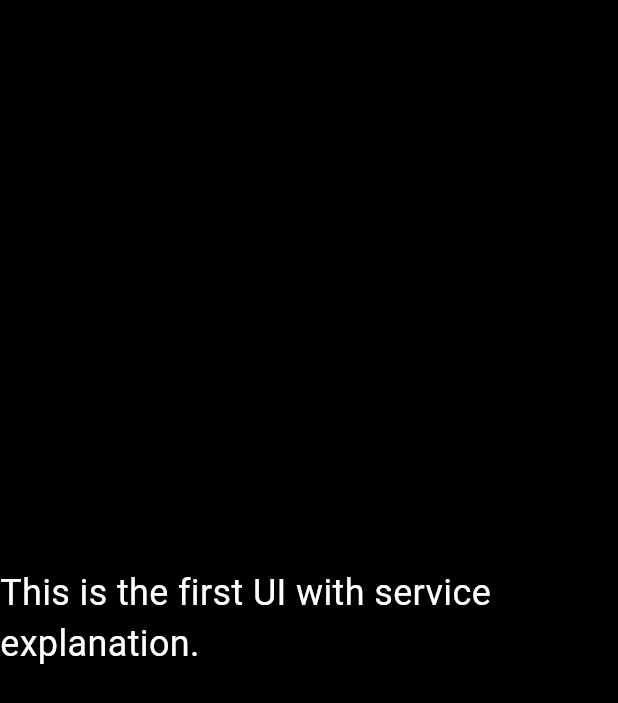
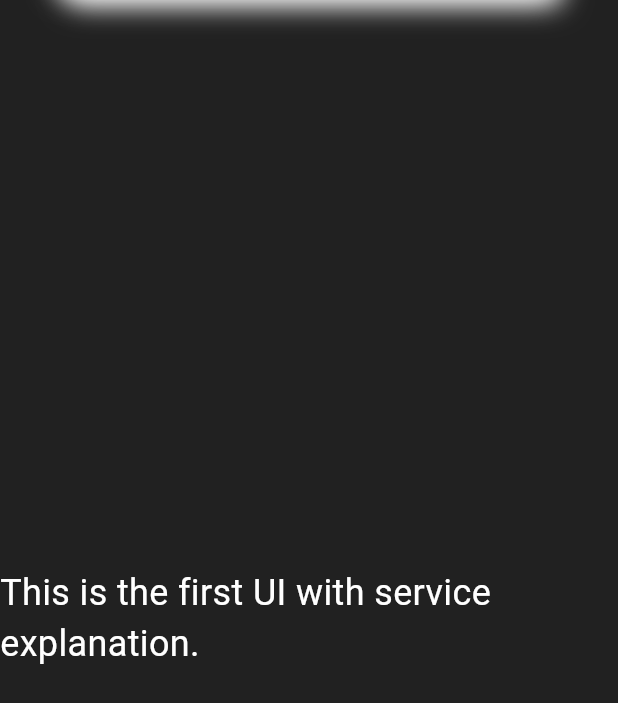
Before and after one commit to hojungcho/SoundMap, a Flutter app: the DesktopBody screen opened directly, scrolled down 380 dp, on a phone screen of 412 x 824 dp. Shown: the top 703 px of the screen. Run offline on Flutter 3.47's test engine with Material 3 defaults, Android fonts, the phone set to English and light mode, and no system bars; our stand-ins replace youtube_player_flutter.

Commit message:
design changed: soundmap box

```diff
--- a/sound_map/lib/components/feature_buttons.dart
+++ b/sound_map/lib/components/feature_buttons.dart
@@ -18,7 +18,7 @@ class _FeatureSelectorState extends State<FeatureButtons> {
     return SizedBox(
       width: MediaQuery.of(context).size.width * 0.4,
       child: Padding(
-        padding: const EdgeInsets.only(top:20.0, left: 20.0, right: 20.0),
+        padding: const EdgeInsets.only(top:30.0, left: 20.0, right: 20.0),
         child: Row(
           mainAxisAlignment: MainAxisAlignment.center,
           children: [
--- a/sound_map/lib/components/recommendation_tile.dart
+++ b/sound_map/lib/components/recommendation_tile.dart
@@ -35,7 +35,7 @@ class _VideoListState extends State<VideoList> {
   @override
   Widget build(BuildContext context) {
     return Padding(
-      padding: const EdgeInsets.all(20.0),
+      padding: const EdgeInsets.all(30.0),
       child: SizedBox(
         width:  MediaQuery.of(context).size.width * 0.4,
 
--- a/sound_map/lib/responsive/desktop_body.dart
+++ b/sound_map/lib/responsive/desktop_body.dart
@@ -28,7 +28,7 @@ class _DesktopBodyState extends State<DesktopBody> {
   @override
   Widget build(BuildContext context) {
     return Scaffold(
-      backgroundColor: Colors.black,
+      backgroundColor: Colors.grey.shade900,
       body: SingleChildScrollView(
         child: Column(
           children: [
@@ -38,15 +38,28 @@ class _DesktopBodyState extends State<DesktopBody> {
 
             // Container: sound map & searchbar
             Padding(
-              padding: const EdgeInsets.symmetric(horizontal: 20.0),
+              padding: const EdgeInsets.symmetric(horizontal: 40.0),
               child: Container(
                 height: 350,
                 width: MediaQuery.of(context).size.width,
-                decoration: ShapeDecoration(
-                  color: Colors.white10,
-                  shape: RoundedRectangleBorder(
-                    borderRadius: BorderRadius.circular(10),
-                  ),
+                decoration: BoxDecoration(
+                  color: Colors.grey.shade900,
+                  borderRadius: BorderRadius.circular(10),
+                  boxShadow: [
+                    // darker shadow on bottom right
+                    BoxShadow(
+                      color: Colors.grey.shade300,
+                      blurRadius: 15,
+                      offset: const Offset(4, 4),
+                    ),
+
+                    // lighter shadow on top left
+                    BoxShadow(
+                      color: Colors.white,
+                      blurRadius: 15,
+                      offset: const Offset(-4, -4),
+                    ),
+                  ]
                 ),
                 child: Padding(
                   padding: const EdgeInsets.all(40.0),
```
